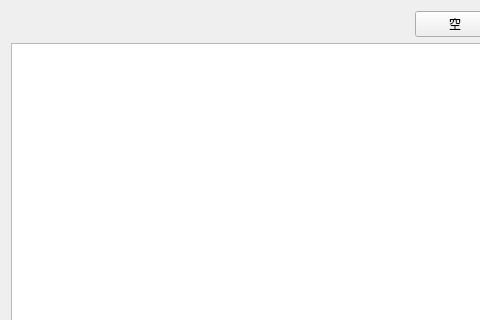
Above: src/Advancedsetting/Advancedsetting/smartsecondsettingxian.ui from liyangfamily/TestActions before the change; both pictures show x 0 to 480 and y 0 to 320 of the 850 by 440 pixel window. Below: the same form after it.
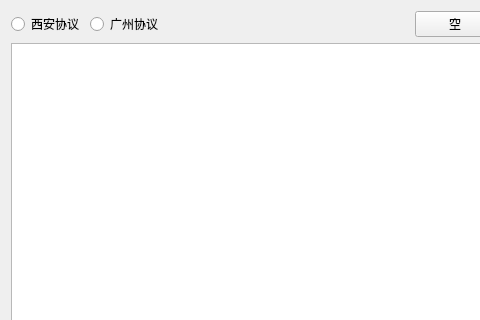
That is the form after the change.

Patch:
```diff
--- a/src/Advancedsetting/Advancedsetting/smartsecondsettingxian.ui
+++ b/src/Advancedsetting/Advancedsetting/smartsecondsettingxian.ui
@@ -13,11 +13,23 @@
   <property name="windowTitle">
    <string>Form</string>
   </property>
-  <layout class="QHBoxLayout" name="horizontalLayout_3">
-   <item>
     <layout class="QVBoxLayout" name="verticalLayout">
      <item>
       <layout class="QHBoxLayout" name="horizontalLayout_2">
+     <item>
+      <widget class="QRadioButton" name="radioButtonXA">
+       <property name="text">
+        <string>西安协议</string>
+       </property>
+      </widget>
+     </item>
+     <item>
+      <widget class="QRadioButton" name="radioButtonGZ">
+       <property name="text">
+        <string>广州协议</string>
+       </property>
+      </widget>
+     </item>
        <item>
         <spacer name="horizontalSpacer">
          <property name="orientation">
@@ -74,8 +86,6 @@
      </item>
      <item>
       <widget class="QTableWidget" name="tableWidget"/>
-     </item>
-    </layout>
    </item>
   </layout>
  </widget>
```
Left out of the diff: 12 changed lines with no effect on the pictures. Lines whose indentation alone changed are shown as unchanged.
